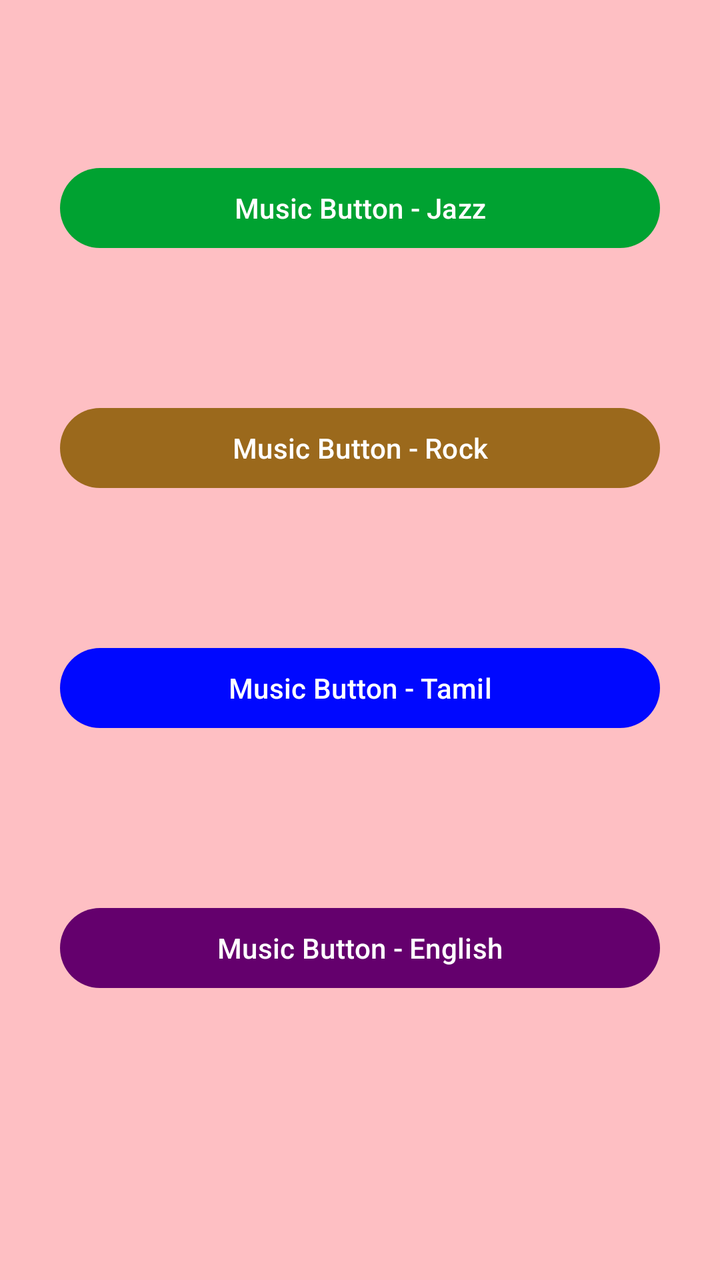
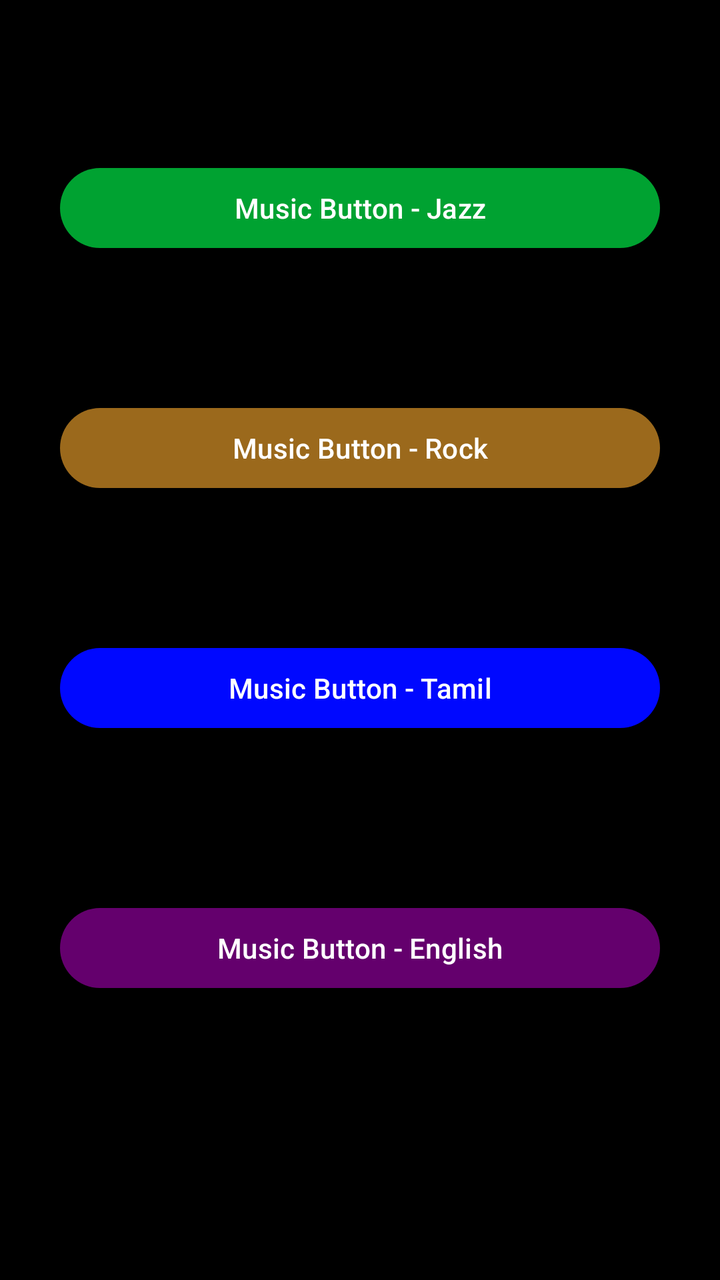

The first picture is an Android layout as it rendered before a commit; the second is the same layout after the commit. The layout source and the unified diff follow.
<!-- AndroidManifest.xml: application theme Theme.Btn_notify -->
<!-- res/layout/activity_main.xml -->
<?xml version="1.0" encoding="utf-8"?>
<androidx.constraintlayout.widget.ConstraintLayout xmlns:android="http://schemas.android.com/apk/res/android"
    xmlns:app="http://schemas.android.com/apk/res-auto"
    xmlns:tools="http://schemas.android.com/tools"
    android:id="@+id/main"
    android:layout_width="match_parent"
    android:layout_height="match_parent"
    android:background="#84FF8C8C"
    tools:context=".MainActivity">

    <com.google.android.material.button.MaterialButton
        android:id="@+id/musicButton"
        android:layout_width="300dp"
        android:layout_height="wrap_content"
        android:text="@string/m1"
        android:textColor="@color/white"
        app:backgroundTint="#00A231"
        app:layout_constraintEnd_toEndOf="parent"
        app:layout_constraintStart_toStartOf="parent"
        app:layout_constraintTop_toTopOf="parent"
        android:layout_marginTop="80dp"
        app:rippleColor="@color/black"/>

    <com.google.android.material.button.MaterialButton
        android:id="@+id/musicButton1"
        android:layout_width="300dp"
        android:layout_height="wrap_content"
        app:layout_constraintEnd_toEndOf="parent"
        app:layout_constraintStart_toStartOf="parent"
        app:layout_constraintTop_toTopOf="parent"
        android:layout_marginTop="200dp"
        android:text="@string/m2"
        android:textColor="@color/white"
        app:backgroundTint="#9B691C"
        app:rippleColor="@color/black"/>

    <com.google.android.material.button.MaterialButton
        android:id="@+id/musicButton2"
        android:layout_width="300dp"
        android:layout_height="wrap_content"
        android:text="@string/m3"
        android:textColor="@color/white"
        app:layout_constraintEnd_toEndOf="parent"
        app:layout_constraintStart_toStartOf="parent"
        app:layout_constraintTop_toTopOf="parent"
        android:layout_marginTop="320dp"
        app:backgroundTint="#0008FF"
        app:rippleColor="@color/black"/>

    <com.google.android.material.button.MaterialButton
        android:id="@+id/musicButton3"
        android:layout_width="300dp"
        android:layout_height="wrap_content"
        android:text="@string/m4"
        android:textColor="@color/white"
        app:layout_constraintEnd_toEndOf="parent"
        app:layout_constraintStart_toStartOf="parent"
        app:layout_constraintTop_toTopOf="parent"
        android:layout_marginTop="450dp"
        app:backgroundTint="#64006D"
        app:rippleColor="@color/black"/>

    <com.google.android.material.button.MaterialButton
        android:id="@+id/stopButton"
        android:layout_width="300dp"
        android:layout_height="wrap_content"
        android:text="@string/stop"
        android:textColor="@color/white"
        app:layout_constraintEnd_toEndOf="parent"
        app:layout_constraintStart_toStartOf="parent"
        app:layout_constraintTop_toTopOf="parent"
        android:layout_marginTop="700dp"
        app:backgroundTint="#FF0000"
        app:rippleColor="@color/white"/>

</androidx.constraintlayout.widget.ConstraintLayout>
<!-- resources referenced by this layout -->
<resources>
  <color name="black">#FF000000</color>
  <color name="white">#FFFFFFFF</color>
  <string name="m1">Music Button - Jazz</string>
  <string name="m2">Music Button - Rock</string>
  <string name="m3">Music Button - Tamil</string>
  <string name="m4">Music Button - English</string>
  <string name="stop">Stop</string>
  <style name="Theme.Btn_notify" parent="Base.Theme.Btn_notify" />
  <style name="Base.Theme.Btn_notify" parent="Theme.Material3.DayNight.NoActionBar">
          
          
      </style>
</resources>

<!-- the commit's change to res/layout/activity_main.xml (unified diff, before → after) -->
@@ -5,7 +5,7 @@
     android:id="@+id/main"
     android:layout_width="match_parent"
     android:layout_height="match_parent"
-    android:background="#84FF8C8C"
+    android:background="#000000"
     tools:context=".MainActivity">
 
     <com.google.android.material.button.MaterialButton
@@ -71,6 +71,12 @@
         app:layout_constraintTop_toTopOf="parent"
         android:layout_marginTop="700dp"
         app:backgroundTint="#FF0000"
-        app:rippleColor="@color/white"/>
+        app:rippleColor="@color/white"
+        app:cornerRadius="7dp"
+        app:strokeColor="#FFFFFF"
+        app:strokeWidth="1.5dp"/>
+
+    <androidx.constraintlayout.widget.Guideline android:layout_width="wrap_content"
+        android:layout_height="wrap_content" />
 
 </androidx.constraintlayout.widget.ConstraintLayout>
